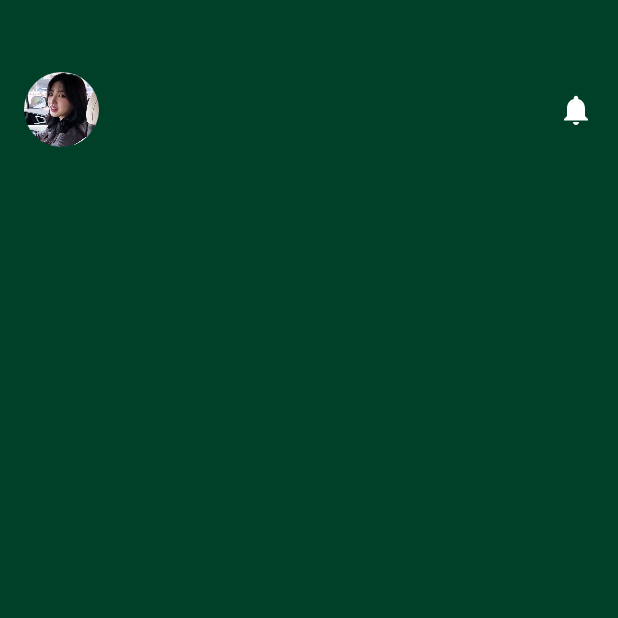
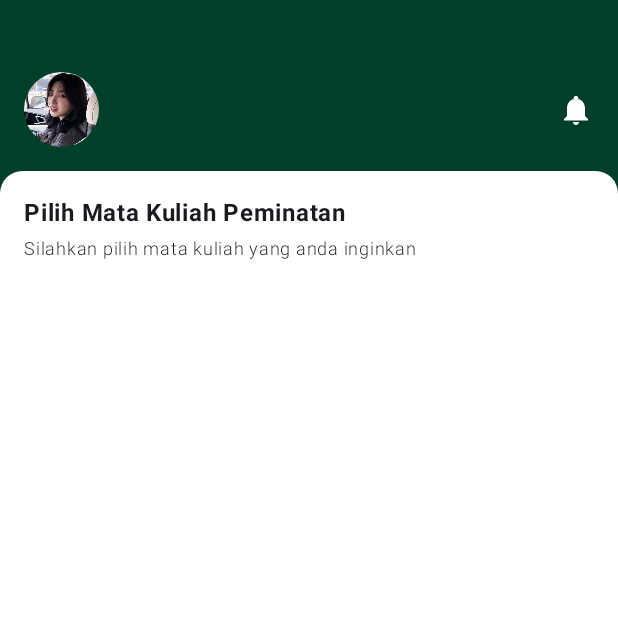
Before and after one commit to hi-lufz1/Quest6_181, an Android app built with Jetpack Compose: the composable RencanaStudyView shown on its own in the app's theme, on a phone screen of 412 x 824 dp, the top half of it. Run offline under Robolectric (Android 15) with nearby library versions, the phone set to English and light mode, and no system bars.

Commit message:
menambah text keterangan

```diff
--- a/app/src/main/java/com/example/navigasidata/ui/screen/RencanaStudyView.kt
+++ b/app/src/main/java/com/example/navigasidata/ui/screen/RencanaStudyView.kt
@@ -11,6 +11,7 @@ import androidx.compose.foundation.layout.fillMaxWidth
 import androidx.compose.foundation.layout.padding
 import androidx.compose.foundation.layout.size
 import androidx.compose.foundation.shape.CircleShape
+import androidx.compose.foundation.shape.RoundedCornerShape
 import androidx.compose.material.icons.Icons
 import androidx.compose.material.icons.filled.Notifications
 import androidx.compose.material3.Icon
@@ -75,7 +76,7 @@ fun RencanaStudyView(
                     .size(50.dp)
             )
             Spacer(modifier = Modifier.padding(16.dp))
-            Column (modifier = Modifier.weight(1f)){
+            Column(modifier = Modifier.weight(1f)) {
                 Text(
                     text = mahasiswa.nama,
                     fontWeight = FontWeight.Bold,
@@ -89,10 +90,42 @@ fun RencanaStudyView(
                     color = Color.White
                 )
             }
-            Box(){
-                Icon(imageVector = Icons.Filled.Notifications,
+            Box() {
+                Icon(
+                    imageVector = Icons.Filled.Notifications,
                     contentDescription = "",
-                    tint = Color.White)
+                    tint = Color.White
+                )
+            }
+        }
+        Box(
+            modifier = Modifier
+                .background(
+                    color = Color.White,
+                    shape = RoundedCornerShape(
+                        topEnd = 15.dp,
+                        topStart = 15.dp
+                    )
+                )
+                .fillMaxSize()
+        ) {
+            Column(
+                modifier = Modifier
+                    .fillMaxSize()
+                    .padding(16.dp)
+            )
+            {
+                Text(
+                    text = "Pilih Mata Kuliah Peminatan",
+                    fontWeight = FontWeight.Bold
+                )
+                Text(
+                    text = "Silahkan pilih mata kuliah yang anda inginkan",
+                    fontWeight = FontWeight.Light,
+                    fontSize = 12.sp
+                )
+                Spacer(modifier = Modifier.padding(16.dp))
+
             }
         }
     }
```
